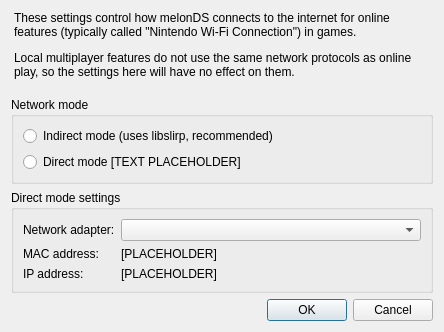
The window that src/frontend/qt_sdl/WifiSettingsDialog.ui (tjdduq23-droid/melonDS-1.1-korean) describes before a commit, drawn with Qt 5.
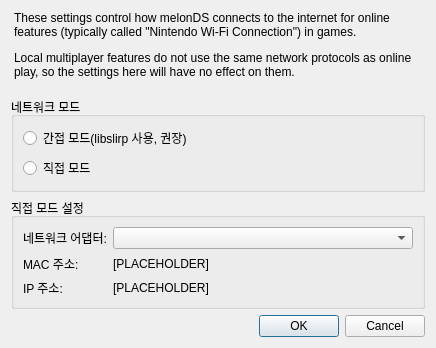
The same window after the commit.

Commit message: Add Korean settings and audio speed patch

```diff
--- a/src/frontend/qt_sdl/WifiSettingsDialog.ui
+++ b/src/frontend/qt_sdl/WifiSettingsDialog.ui
@@ -44,7 +44,7 @@
    <item>
     <widget class="QGroupBox" name="groupBox">
      <property name="title">
-      <string>Network mode</string>
+      <string>네트워크 모드</string>
      </property>
      <layout class="QGridLayout" name="gridLayout">
       <item row="1" column="0">
@@ -53,7 +53,7 @@
          <string>&lt;html&gt;&lt;head/&gt;&lt;body&gt;&lt;p&gt;Indirect mode uses libslirp. It requires no extra setup and is easy to use.&lt;/p&gt;&lt;/body&gt;&lt;/html&gt;</string>
         </property>
         <property name="text">
-         <string>Indirect mode (uses libslirp, recommended)</string>
+         <string>간접 모드(libslirp 사용, 권장)</string>
         </property>
        </widget>
       </item>
@@ -63,7 +63,7 @@
          <string>&lt;html&gt;&lt;head/&gt;&lt;body&gt;&lt;p&gt;Direct mode directly routes network traffic to the host network. It is the most reliable, but requires an ethernet connection.&lt;/p&gt;&lt;p&gt;&lt;br/&gt;&lt;/p&gt;&lt;p&gt;Non-direct mode uses a layer of emulation to get around this, but is more prone to problems.&lt;/p&gt;&lt;/body&gt;&lt;/html&gt;</string>
         </property>
         <property name="text">
-         <string>Direct mode [TEXT PLACEHOLDER]</string>
+         <string>직접 모드</string>
         </property>
        </widget>
       </item>
@@ -73,7 +73,7 @@
    <item>
     <widget class="QGroupBox" name="groupBox_3">
      <property name="title">
-      <string>Direct mode settings</string>
+      <string>직접 모드 설정</string>
      </property>
      <layout class="QGridLayout" name="gridLayout_3">
       <item row="3" column="1">
@@ -86,7 +86,7 @@
       <item row="2" column="0">
        <widget class="QLabel" name="label_2">
         <property name="text">
-         <string>MAC address:</string>
+         <string>MAC 주소:</string>
         </property>
        </widget>
       </item>
@@ -112,7 +112,7 @@
       <item row="1" column="0">
        <widget class="QLabel" name="label">
         <property name="text">
-         <string>Network adapter:</string>
+         <string>네트워크 어댑터:</string>
         </property>
        </widget>
       </item>
@@ -126,7 +126,7 @@
       <item row="3" column="0">
        <widget class="QLabel" name="label_3">
         <property name="text">
-         <string>IP address:</string>
+         <string>IP 주소:</string>
         </property>
        </widget>
       </item>
```
Left out of the diff: 2 changed lines with no effect on the pictures. The commit also changes 19 other files.
